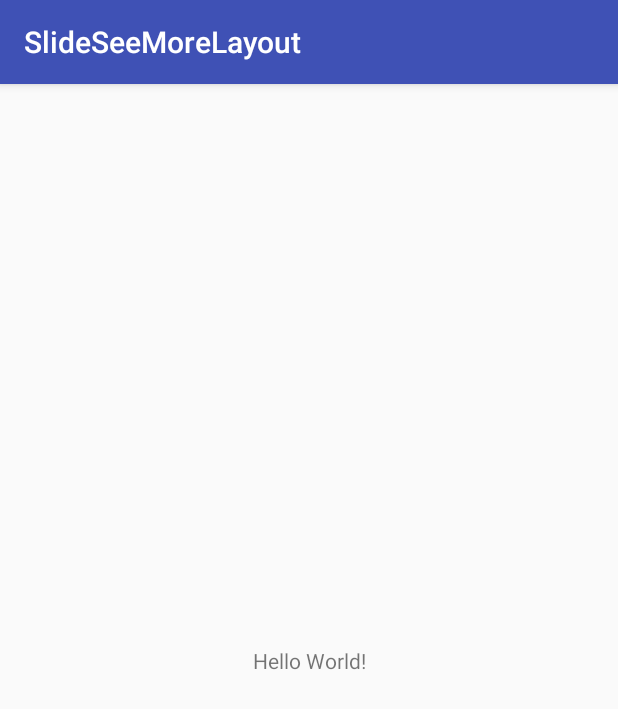
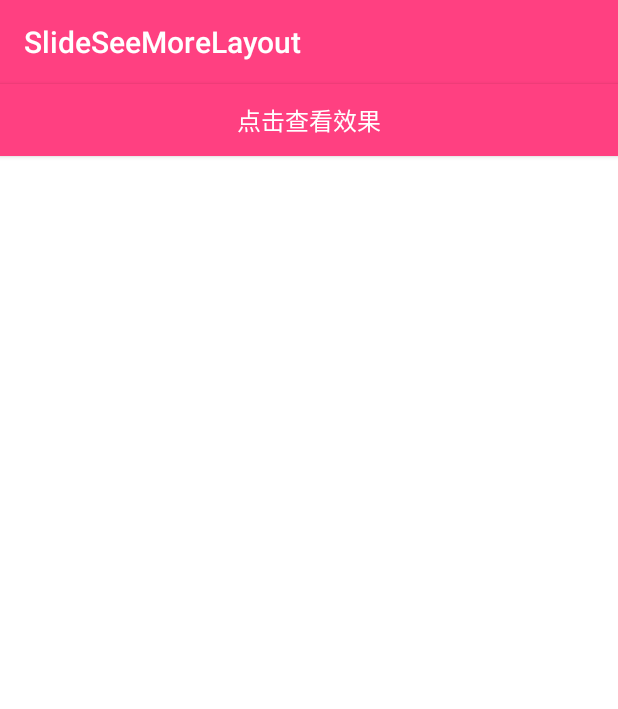
Before and after one commit to kangkanger/SlideSeeMoreLayout, an Android app: the screen it shows after launch (MainActivity), on a phone screen of 412 x 824 dp. Shown: the top 709 px of the screen. Run offline under Robolectric (Android 15) with nearby library versions, the phone set to English and light mode, and no system bars.

Commit message:
首次创建项目

```diff
--- a/app/src/main/AndroidManifest.xml
+++ b/app/src/main/AndroidManifest.xml
@@ -1,6 +1,6 @@
 <?xml version="1.0" encoding="utf-8"?>
 <manifest xmlns:android="http://schemas.android.com/apk/res/android"
-    package="com.kangkang.slide_see_more_layout">
+    package="com.kangkang.slide_layout">
 
     <application
         android:allowBackup="true"
@@ -16,6 +16,7 @@
                 <category android:name="android.intent.category.LAUNCHER" />
             </intent-filter>
         </activity>
+        <activity android:name=".GoodDetailActivity"></activity>
     </application>
 
 </manifest>
--- a/app/src/main/java/com/kangkang/slide_see_more_layout/MainActivity.java
+++ b/app/src/main/java/com/kangkang/slide_layout/GoodDetailActivity.java
@@ -1,13 +1,13 @@
-package com.kangkang.slide_see_more_layout;
+package com.kangkang.slide_layout;
 
 import android.support.v7.app.AppCompatActivity;
 import android.os.Bundle;
 
-public class MainActivity extends AppCompatActivity {
+public class GoodDetailActivity extends AppCompatActivity {
 
     @Override
     protected void onCreate(Bundle savedInstanceState) {
         super.onCreate(savedInstanceState);
-        setContentView(R.layout.activity_main);
+        setContentView(R.layout.activity_good_detail);
     }
 }
--- /dev/null
+++ b/app/src/main/java/com/kangkang/slide_layout/MainActivity.java
@@ -0,0 +1,13 @@
+package com.kangkang.slide_layout;
+
+import android.support.v7.app.AppCompatActivity;
+import android.os.Bundle;
+
+public class MainActivity extends AppCompatActivity {
+
+    @Override
+    protected void onCreate(Bundle savedInstanceState) {
+        super.onCreate(savedInstanceState);
+        setContentView(R.layout.activity_main);
+    }
+}
--- a/app/src/main/res/layout/activity_main.xml
+++ b/app/src/main/res/layout/activity_main.xml
@@ -1,18 +1,27 @@
 <?xml version="1.0" encoding="utf-8"?>
-<android.support.constraint.ConstraintLayout xmlns:android="http://schemas.android.com/apk/res/android"
-    xmlns:app="http://schemas.android.com/apk/res-auto"
+<LinearLayout xmlns:android="http://schemas.android.com/apk/res/android"
     xmlns:tools="http://schemas.android.com/tools"
     android:layout_width="match_parent"
     android:layout_height="match_parent"
-    tools:context="com.kangkang.slide_see_more_layout.MainActivity">
+    xmlns:app="http://schemas.android.com/apk/res-auto"
+    tools:context="com.kangkang.slide_layout.MainActivity"
+    android:orientation="vertical"
+    android:background="#ffffff">
+    <android.support.v7.widget.Toolbar
+        android:layout_width="match_parent"
+        android:layout_height="wrap_content"
+        android:background="@color/colorAccent"
+        app:title="SlideSeeMoreLayout"
+        >
 
-    <TextView
-        android:layout_width="wrap_content"
+    </android.support.v7.widget.Toolbar>
+    <Button
+        android:layout_width="match_parent"
         android:layout_height="wrap_content"
-        android:text="Hello World!"
-        app:layout_constraintBottom_toBottomOf="parent"
-        app:layout_constraintLeft_toLeftOf="parent"
-        app:layout_constraintRight_toRightOf="parent"
-        app:layout_constraintTop_toTopOf="parent" />
+        android:background="@color/colorAccent"
+        android:text="点击查看效果"
+        android:textColor="#ffffff"
+        android:textSize="16sp"
+         />
 
-</android.support.constraint.ConstraintLayout>
+</LinearLayout>
--- a/app/src/main/res/values/styles.xml
+++ b/app/src/main/res/values/styles.xml
@@ -1,10 +1,10 @@
 <resources>
 
     <!-- Base application theme. -->
-    <style name="AppTheme" parent="Theme.AppCompat.Light.DarkActionBar">
+    <style name="AppTheme" parent="Theme.AppCompat.NoActionBar">
         <!-- Customize your theme here. -->
-        <item name="colorPrimary">@color/colorPrimary</item>
-        <item name="colorPrimaryDark">@color/colorPrimaryDark</item>
+        <item name="colorPrimary">@color/colorAccent</item>
+        <item name="colorPrimaryDark">@color/colorAccent</item>
         <item name="colorAccent">@color/colorAccent</item>
     </style>
 
```
Also changed, not shown: app/src/main/res/layout/activity_good_detail.xml (added, +9 -0 lines), 4 other files.
